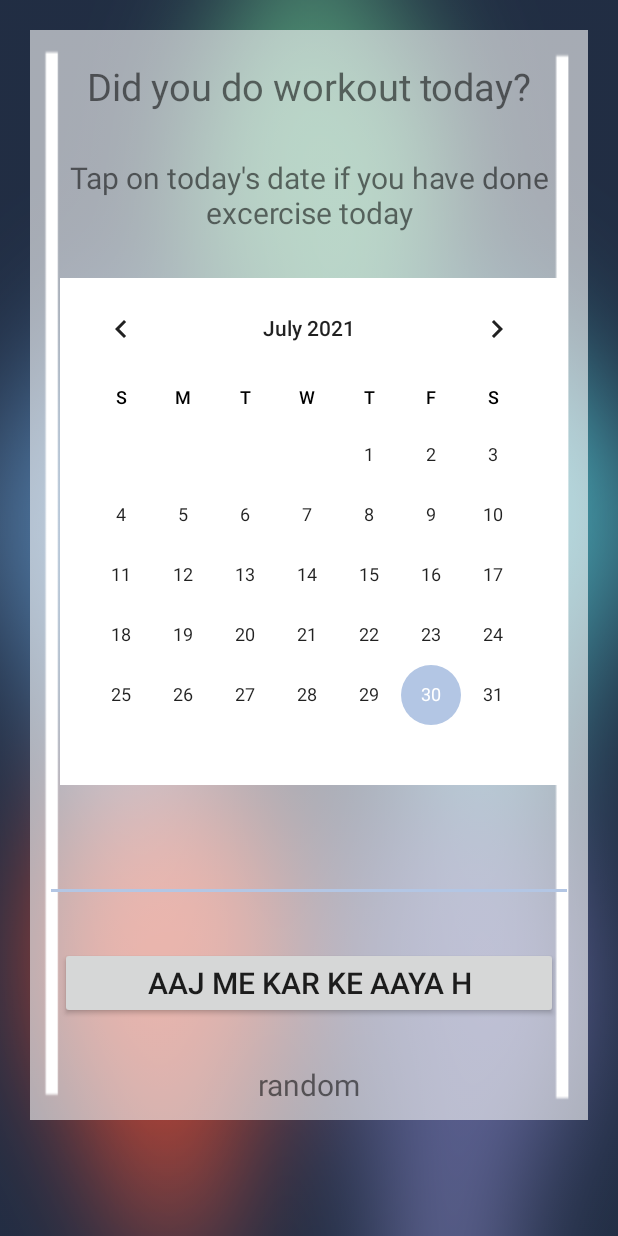
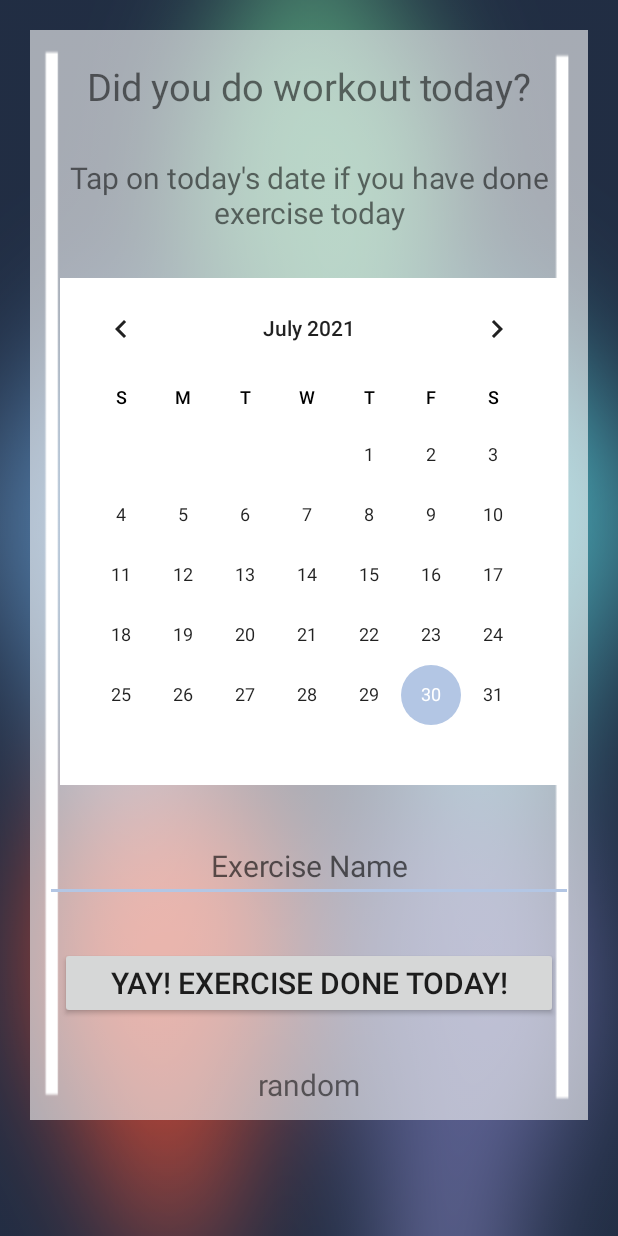
Before and after one commit to HimeshNayak/Heal_App, an Android app: the CalendarSetter screen opened directly, with no data from a screen before it, on a phone screen of 412 x 824 dp. Run offline under Robolectric (Android 15) with nearby library versions, the phone set to English and light mode, and no system bars.

Commit message:
updated string values

```diff
--- a/app/src/main/res/layout/action_settings.xml
+++ b/app/src/main/res/layout/action_settings.xml
@@ -8,14 +8,14 @@
     <TextView
         android:layout_width="match_parent"
         android:layout_height="wrap_content"
-        android:text="Adjust the following for speech read"
+        android:text="@string/adjustSettings"
         android:textSize="20sp"
         android:layout_margin="20dp"/>
 
     <TextView
         android:layout_width="match_parent"
         android:layout_height="wrap_content"
-        android:text="Adjust Pitch"
+        android:text="@string/adjustPitch"
         android:textSize="20sp"
         android:layout_marginStart="20dp"
         android:layout_marginEnd="20dp"/>
@@ -31,7 +31,7 @@
     <TextView
         android:layout_width="match_parent"
         android:layout_height="wrap_content"
-        android:text="Adjust Speed"
+        android:text="@string/adjustSpeed"
         android:textSize="20sp"
         android:layout_marginStart="20dp"
         android:layout_marginEnd="20dp"
--- a/app/src/main/res/layout/activity_calendar_setter.xml
+++ b/app/src/main/res/layout/activity_calendar_setter.xml
@@ -1,22 +1,16 @@
 <?xml version="1.0" encoding="utf-8"?>
-<LinearLayout
+<ScrollView
     xmlns:android="http://schemas.android.com/apk/res/android"
-    xmlns:app="http://schemas.android.com/apk/res-auto"
     xmlns:tools="http://schemas.android.com/tools"
     android:layout_width="match_parent"
     android:layout_height="match_parent"
-    android:orientation="vertical"
     android:background="@drawable/elem_backblur"
-    tools:context=".CalendarSetter">
-
-    <ScrollView
-        android:layout_width="match_parent"
-        android:layout_height="match_parent"
+    tools:context=".CalendarSetter"
     >
 
     <LinearLayout
         android:layout_width="match_parent"
-            android:layout_height="match_parent"
+        android:layout_height="wrap_content"
         android:orientation="vertical"
         android:background="@drawable/transfront"
         android:layout_margin="20dp"
@@ -25,7 +19,7 @@
         <TextView
             android:layout_width="match_parent"
             android:layout_height="wrap_content"
-                android:text="Did you do workout today?"
+            android:text="@string/workoutQuestion"
             android:layout_margin="20dp"
             android:textSize="25sp"
             android:gravity="center"
@@ -34,7 +28,7 @@
         <TextView
             android:layout_width="match_parent"
             android:layout_height="wrap_content"
-                android:text="Tap on today's date if you have done excercise today"
+            android:text="@string/exerciseToday"
             android:layout_margin="10dp"
             android:textSize="20sp"
             android:gravity="center"
@@ -55,6 +49,9 @@
             android:layout_margin="10dp"
             android:textSize="20sp"
             android:gravity="center"
+            android:inputType="text"
+            android:autofillHints="@string/exerciseNameFill"
+            android:hint="@string/exerciseNameFill"
             />
 
         <Button
@@ -64,7 +61,7 @@
             android:layout_margin="20dp"
             android:textSize="20sp"
             android:gravity="center"
-                android:text="Aaj me kar ke aaya h"
+            android:text="@string/exerciseDone"
             />
 
 
@@ -76,12 +73,10 @@
             android:layout_margin="10dp"
             android:textSize="20sp"
             android:gravity="center"
-                android:text="random"
+            android:text="@string/random"
             />
 
 
     </LinearLayout>
 
 </ScrollView>
-
-</LinearLayout>
--- a/app/src/main/res/values/strings.xml
+++ b/app/src/main/res/values/strings.xml
@@ -287,6 +287,7 @@
     <string name="finish">Finish</string>
     <string name="setTime">Set Time</string>
     <string name="cancelAlarm">Cancel Alarm</string>
+    <string name="random">random</string>
 
     <string name="detail_heading">Lets See what the HEAL App has to offer to you</string>
     <string name="about_selfcheck">Questionnaire which helps you to know about yourself in a better manner.</string>
@@ -298,4 +299,19 @@
 
     <string name="about_calendar">About Calendar</string>
 
+    <!-- Action Settings -->
+    <string name="adjustSettings">Adjust the following for Text-to-Speech</string>
+    <string name="adjustSpeed">Adjust Speed</string>
+    <string name="adjustPitch">Adjust Pitch</string>
+
+    <!-- Calender Setter -->
+    <string name="workoutQuestion">Did you do workout today?</string>
+    <string name="exerciseToday">Tap on today\'s date if you have done exercise today</string>
+    <string name="exerciseDone">Yay! Exercise done today!</string>
+    <string name="exerciseNameFill">Exercise Name</string>
+
+    <!-- Credits -->
+    <string name="initiativeBy">An Initiative By</string>
+    <string name="appDevBy">App Developed and Designed By</string>
+
 </resources>
```
Also changed, not shown: app/src/main/res/layout/activity_credits.xml (+4 -4 lines). Lines whose indentation alone changed are shown as unchanged.
